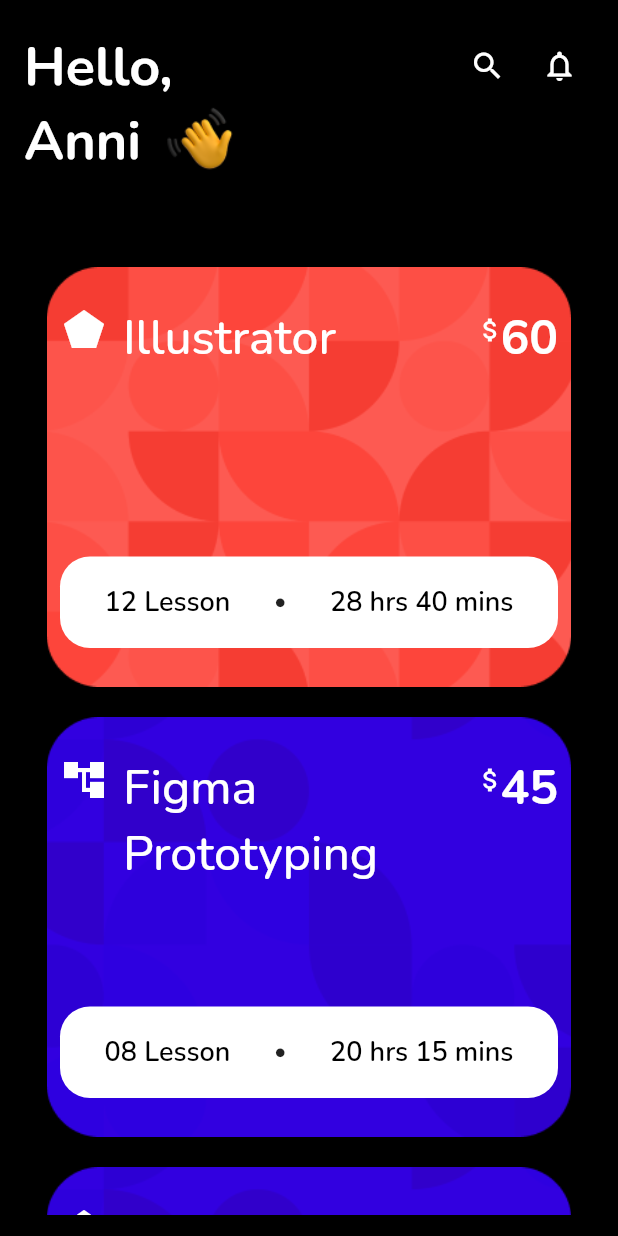
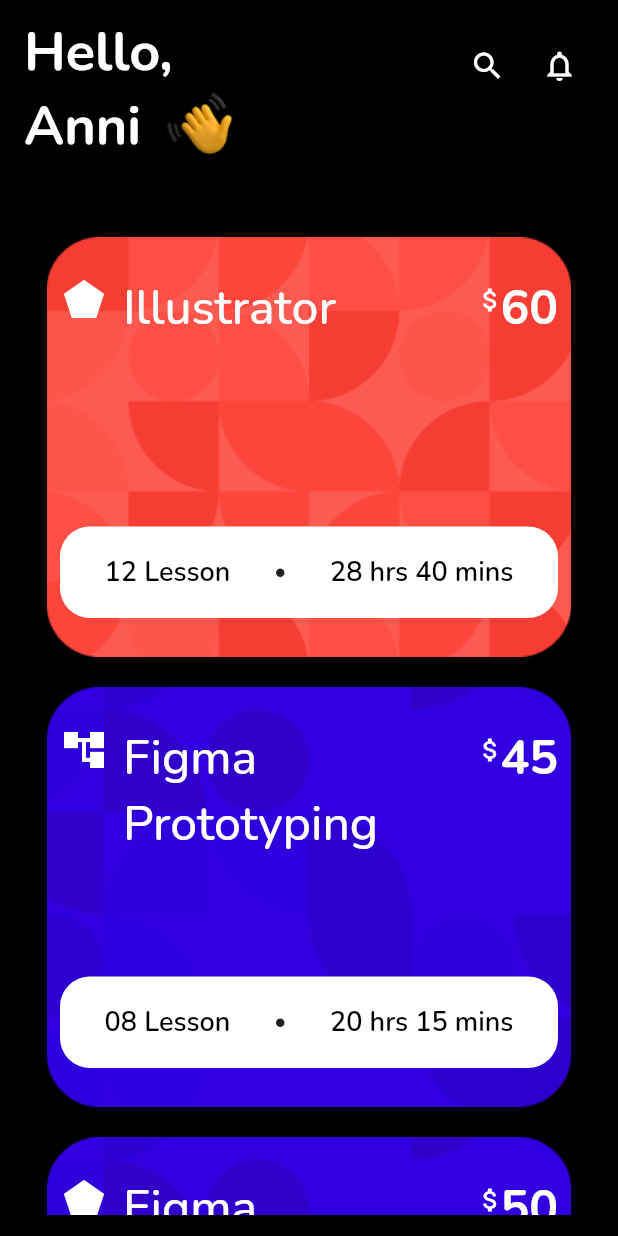
Before and after one commit to ezequiasmelo/flutter-ui-templates, a Flutter app: the screen it shows after launch, on a phone screen of 412 x 824 dp. Run offline on Flutter 3.47's test engine with Material 2 defaults, Android fonts, the phone set to English and light mode, and no system bars; our stand-ins replace google_fonts.

Commit message:
update home page

```diff
--- a/lib/features/home/home_page.dart
+++ b/lib/features/home/home_page.dart
@@ -10,7 +10,8 @@
   Widget build(BuildContext context) {
     return Scaffold(
       appBar: const PreferredSize(
-        preferredSize: Size.fromHeight(140),
+        preferredSize:
+            Size.fromHeight(120), // preferredSize: Size.fromHeight(140),
         child: HomeAppBar(),
       ),
       body: SafeArea(
@@ -58,7 +59,8 @@
               ),
             ],
           ),
-      )),
+        ),
+      ),
     );
   }
 }
```
Lines whose indentation alone changed are shown as unchanged.
